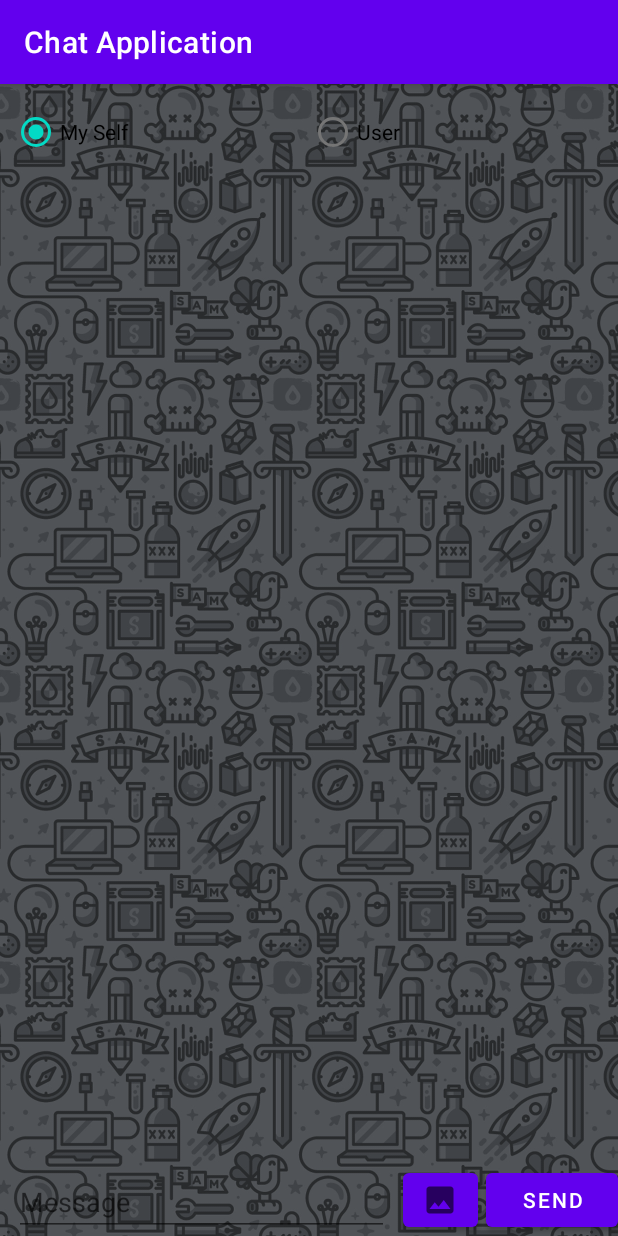
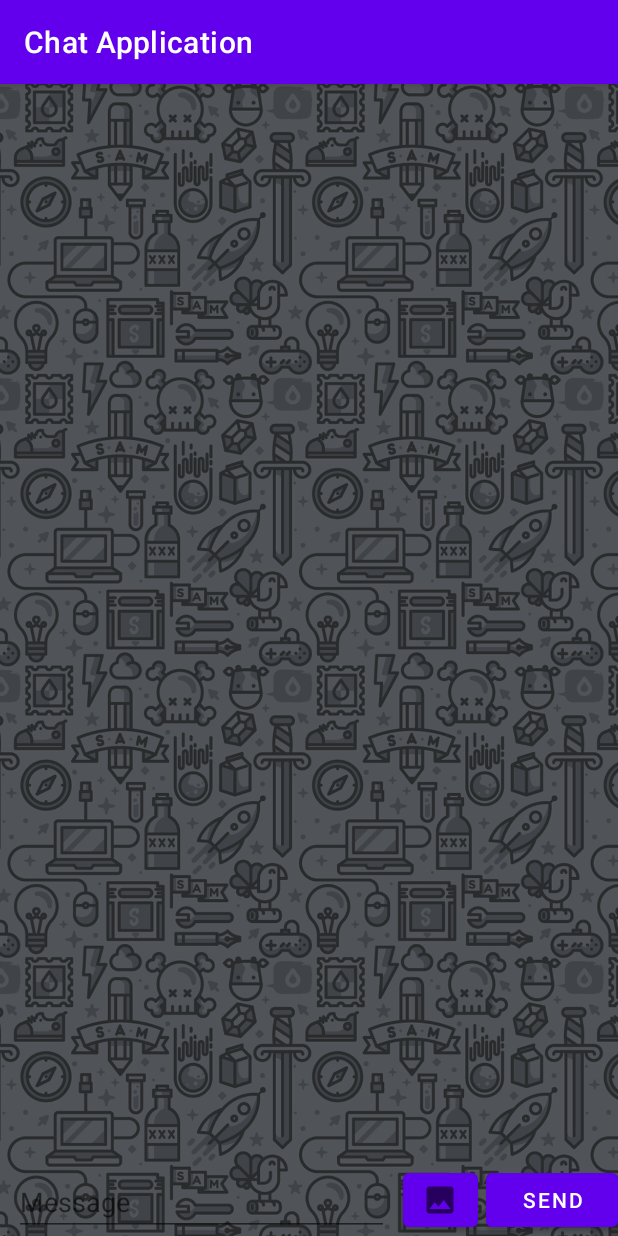
Before and after one commit to mobcom-group/homework3-android, an Android app: the screen it shows after launch (MainActivity), on a phone screen of 412 x 824 dp. Run offline under Robolectric (Android 15) with nearby library versions, the phone set to English and light mode, and no system bars.

```diff
--- a/app/src/main/res/layout/activity_main.xml
+++ b/app/src/main/res/layout/activity_main.xml
@@ -27,6 +27,7 @@
             android:layout_width="match_parent"
             android:layout_height="wrap_content"
             android:orientation="horizontal"
+            android:visibility="gone"
             tools:visibility="gone">
 
             <RadioButton
@@ -35,14 +36,18 @@
                 android:layout_height="wrap_content"
                 android:layout_weight="1"
                 android:checked="true"
-                android:text="My Self" />
+                android:text="My Self"
+                android:visibility="gone"
+                tools:visibility="gone" />
 
             <RadioButton
                 android:id="@+id/radio_button_user_activity_main"
                 android:layout_width="match_parent"
                 android:layout_height="wrap_content"
                 android:layout_weight="1"
-                android:text="User" />
+                android:text="User"
+                android:visibility="gone"
+                tools:visibility="gone" />
 
         </RadioGroup>
 
```
